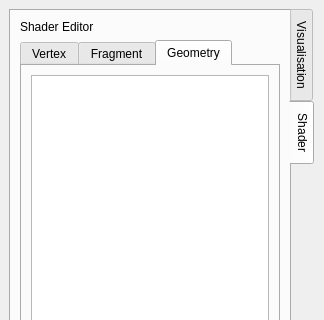
Old version of the form Apps/Tuto/stage_shader.ui in the repository cgogn/CGoGN; both pictures show x 0 to 324 and y 0 to 320 of the 324 by 526 pixel window.
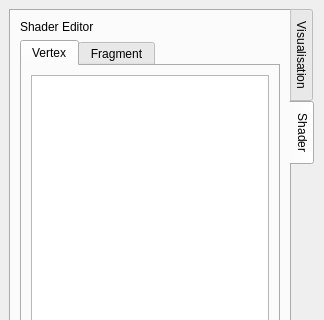
New version of the form. The open tabs and pages were chosen to show the change.

Commit message: Suppression de la gestion de geometry shader dans l'appli stage_shader (les geometry shaders ne peuvent de toute façon pas être utilisés avec le clipping).

Diff of the .ui file:
```diff
--- a/Apps/Tuto/stage_shader.ui
+++ b/Apps/Tuto/stage_shader.ui
@@ -398,16 +398,6 @@
               </item>
              </layout>
             </widget>
-            <widget class="QWidget" name="tab_5">
-             <attribute name="title">
-              <string>Geometry</string>
-             </attribute>
-             <layout class="QGridLayout" name="gridLayout_11">
-              <item row="0" column="0">
-               <widget class="QTextEdit" name="geometryEdit"/>
-              </item>
-             </layout>
-            </widget>
            </widget>
           </item>
          </layout>
```
The commit also changes 2 other files.
